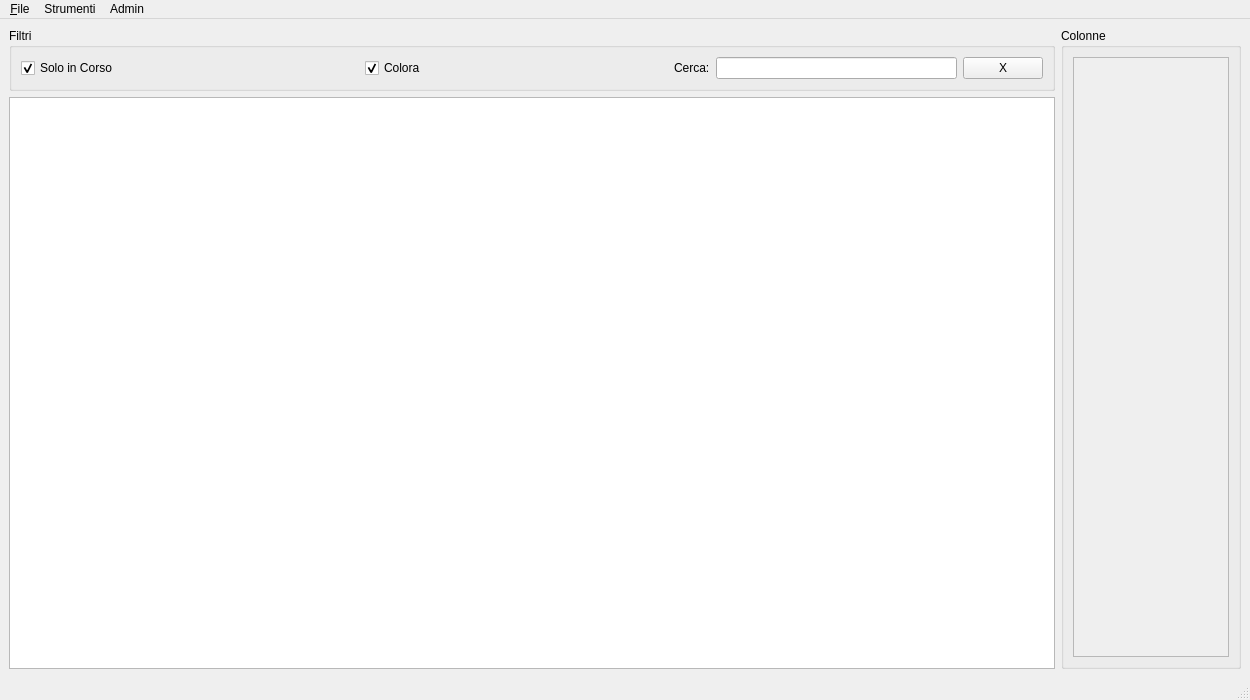
Before: the Qt Designer form mainwindow.ui in tarateo78/Praticometro, drawn with Qt 5.
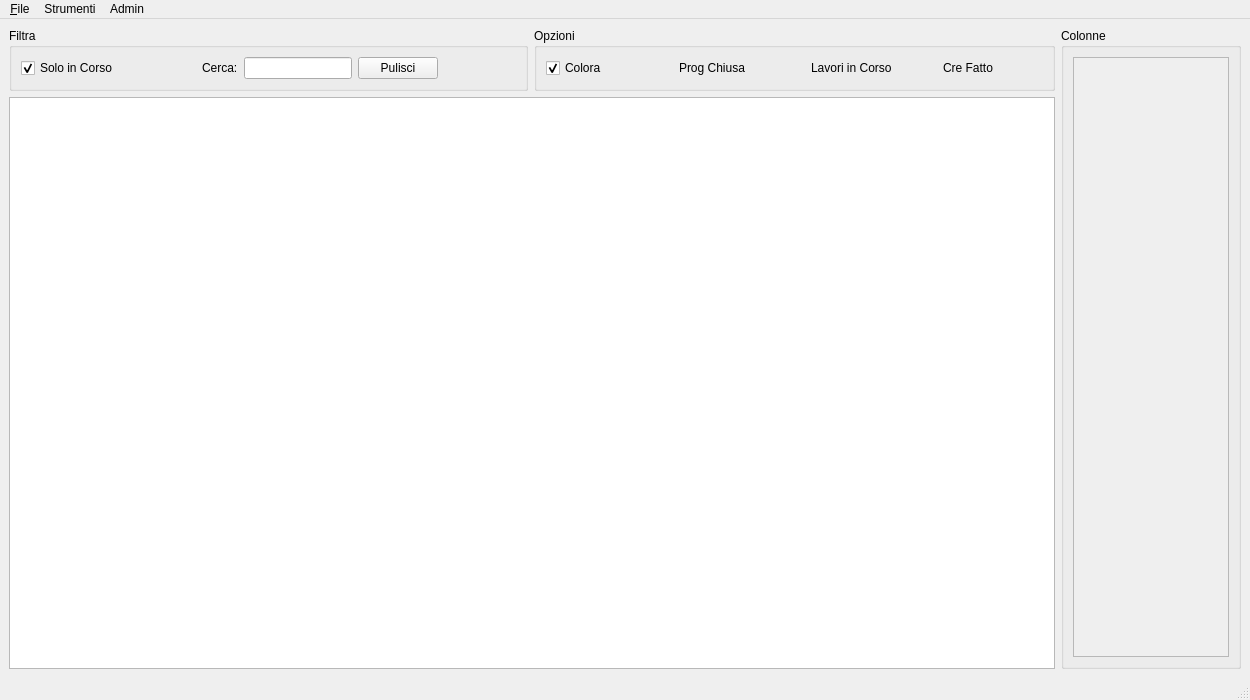
After: the same form once the commit is applied.

```diff
--- a/mainwindow.ui
+++ b/mainwindow.ui
@@ -14,19 +14,21 @@
    <string>Praticometro</string>
   </property>
   <widget class="QWidget" name="centralwidget">
-   <layout class="QVBoxLayout" name="verticalLayout">
+   <layout class="QVBoxLayout" name="verticalLayout_5">
     <item>
      <layout class="QHBoxLayout" name="horizontalLayout">
       <item>
        <layout class="QVBoxLayout" name="verticalLayout_4">
         <item>
-         <widget class="QGroupBox" name="groupBox_2">
+         <layout class="QHBoxLayout" name="horizontalLayout_9">
+          <item>
+           <widget class="QGroupBox" name="groupBox_3">
           <property name="title">
-           <string>Filtri</string>
-          </property>
-          <layout class="QVBoxLayout" name="verticalLayout_5">
+             <string>Filtra</string>
+            </property>
+            <layout class="QVBoxLayout" name="verticalLayout_7">
            <item>
-            <layout class="QHBoxLayout" name="horizontalLayout_2">
+              <layout class="QHBoxLayout" name="horizontalLayout_6">
              <item>
               <widget class="QCheckBox" name="checkBox">
                <property name="text">
@@ -50,29 +52,6 @@
                </property>
               </spacer>
              </item>
-             <item>
-              <widget class="QCheckBox" name="coloraCheck">
-               <property name="text">
-                <string>Colora</string>
-               </property>
-               <property name="checked">
-                <bool>true</bool>
-               </property>
-              </widget>
-             </item>
-             <item>
-              <spacer name="horizontalSpacer_2">
-               <property name="orientation">
-                <enum>Qt::Horizontal</enum>
-               </property>
-               <property name="sizeHint" stdset="0">
-                <size>
-                 <width>40</width>
-                 <height>20</height>
-                </size>
-               </property>
-              </spacer>
-             </item>
              <item>
               <widget class="QLabel" name="label">
                <property name="text">
@@ -81,19 +60,168 @@
               </widget>
              </item>
              <item>
-              <widget class="QLineEdit" name="lineEdit"/>
+                <widget class="QLineEdit" name="lineEdit">
+                 <property name="maximumSize">
+                  <size>
+                   <width>300</width>
+                   <height>16777215</height>
+                  </size>
+                 </property>
+                </widget>
              </item>
              <item>
               <widget class="QPushButton" name="pushButton">
+                 <property name="minimumSize">
+                  <size>
+                   <width>0</width>
+                   <height>0</height>
+                  </size>
+                 </property>
+                 <property name="autoFillBackground">
+                  <bool>false</bool>
+                 </property>
                <property name="text">
-                <string>X</string>
+                  <string>Pulisci</string>
                </property>
               </widget>
              </item>
+               <item>
+                <spacer name="horizontalSpacer_3">
+                 <property name="orientation">
+                  <enum>Qt::Horizontal</enum>
+                 </property>
+                 <property name="sizeHint" stdset="0">
+                  <size>
+                   <width>40</width>
+                   <height>20</height>
+                  </size>
+                 </property>
+                </spacer>
+               </item>
             </layout>
            </item>
           </layout>
          </widget>
+          </item>
+          <item>
+           <widget class="QGroupBox" name="groupBox">
+            <property name="title">
+             <string>Opzioni</string>
+            </property>
+            <layout class="QVBoxLayout" name="verticalLayout">
+             <item>
+              <layout class="QHBoxLayout" name="horizontalLayout_8">
+               <item>
+                <widget class="QCheckBox" name="coloraCheck">
+                 <property name="text">
+                  <string>Colora</string>
+                 </property>
+                 <property name="checked">
+                  <bool>true</bool>
+                 </property>
+                </widget>
+               </item>
+               <item>
+                <spacer name="horizontalSpacer_2">
+                 <property name="orientation">
+                  <enum>Qt::Horizontal</enum>
+                 </property>
+                 <property name="sizeHint" stdset="0">
+                  <size>
+                   <width>40</width>
+                   <height>20</height>
+                  </size>
+                 </property>
+                </spacer>
+               </item>
+               <item>
+                <layout class="QHBoxLayout" name="horizontalLayout_3">
+                 <item>
+                  <widget class="QLabel" name="prog">
+                   <property name="minimumSize">
+                    <size>
+                     <width>20</width>
+                     <height>0</height>
+                    </size>
+                   </property>
+                   <property name="text">
+                    <string/>
+                   </property>
+                  </widget>
+                 </item>
+                 <item>
+                  <widget class="QLabel" name="label_2">
+                   <property name="minimumSize">
+                    <size>
+                     <width>100</width>
+                     <height>0</height>
+                    </size>
+                   </property>
+                   <property name="text">
+                    <string>Prog Chiusa</string>
+                   </property>
+                  </widget>
+                 </item>
+                 <item>
+                  <widget class="QLabel" name="lavoriInCorso">
+                   <property name="minimumSize">
+                    <size>
+                     <width>20</width>
+                     <height>0</height>
+                    </size>
+                   </property>
+                   <property name="text">
+                    <string/>
+                   </property>
+                  </widget>
+                 </item>
+                 <item>
+                  <widget class="QLabel" name="label_3">
+                   <property name="minimumSize">
+                    <size>
+                     <width>100</width>
+                     <height>0</height>
+                    </size>
+                   </property>
+                   <property name="text">
+                    <string>Lavori in Corso</string>
+                   </property>
+                  </widget>
+                 </item>
+                 <item>
+                  <widget class="QLabel" name="creFatto">
+                   <property name="minimumSize">
+                    <size>
+                     <width>20</width>
+                     <height>0</height>
+                    </size>
+                   </property>
+                   <property name="text">
+                    <string/>
+                   </property>
+                  </widget>
+                 </item>
+                 <item>
+                  <widget class="QLabel" name="label_4">
+                   <property name="minimumSize">
+                    <size>
+                     <width>100</width>
+                     <height>0</height>
+                    </size>
+                   </property>
+                   <property name="text">
+                    <string>Cre Fatto</string>
+                   </property>
+                  </widget>
+                 </item>
+                </layout>
+               </item>
+              </layout>
+             </item>
+            </layout>
+           </widget>
+          </item>
+         </layout>
         </item>
         <item>
          <widget class="QTableWidget" name="tableWidget">
```
Lines whose indentation alone changed are shown as unchanged.
